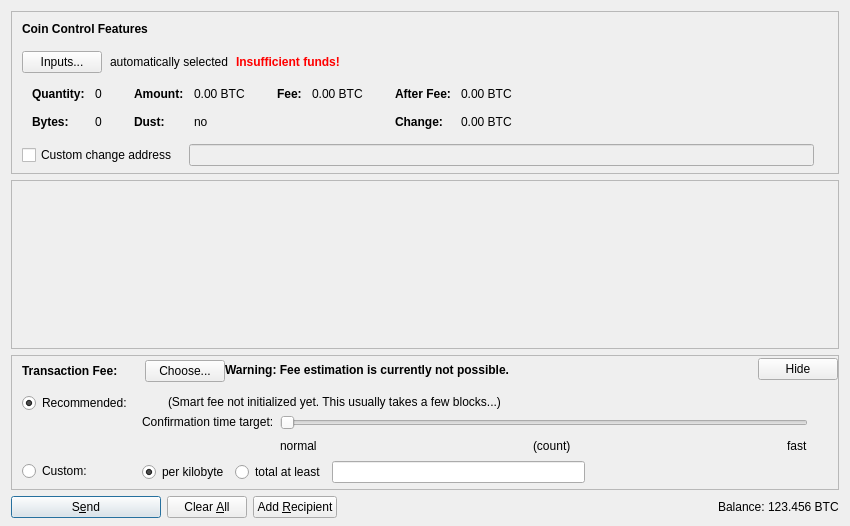
The window that src/qt/forms/sendcoinsdialog.ui (VadiqueMe/dogecoin) describes before a commit, drawn with Qt 5.
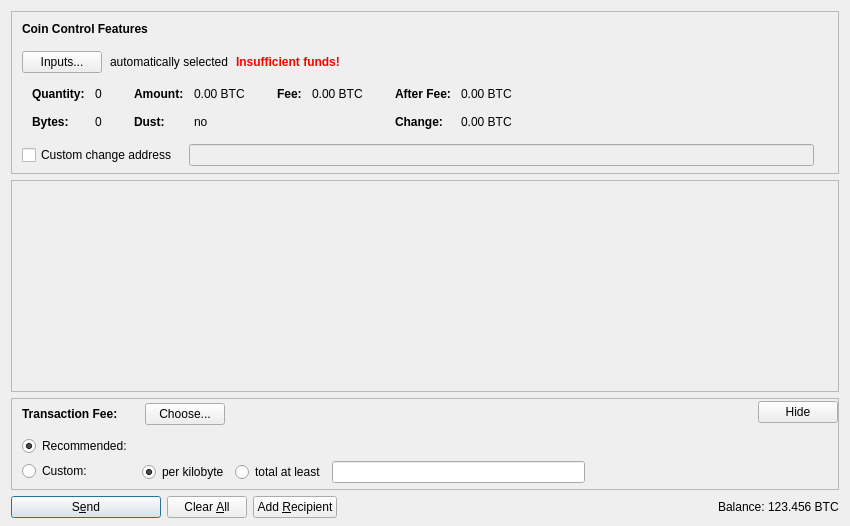
The same window after the commit. Icons and pictures are not drawn. Custom widgets are drawn as their Qt base class.

```diff
--- a/src/qt/forms/sendcoinsdialog.ui
+++ b/src/qt/forms/sendcoinsdialog.ui
@@ -759,25 +759,6 @@
             </item>
            </layout>
           </item>
-          <item>
-           <widget class="QLabel" name="fallbackFeeWarningLabel">
-            <property name="toolTip">
-             <string>Using the fallbackfee can result in sending a transaction that will take several hours or days (or never) to confirm. Consider choosing your fee manually or wait until your have validated the complete chain.</string>
-            </property>
-            <property name="font">
-            <font>
-                <weight>75</weight>
-                <bold>true</bold>
-            </font>
-            </property>
-            <property name="text">
-             <string>Warning: Fee estimation is currently not possible.</string>
-            </property>
-            <property name="wordWrap">
-             <bool>false</bool>
-            </property>
-           </widget>
-          </item>
           <item>
            <spacer name="horizontalSpacer_4">
             <property name="orientation">
@@ -988,23 +969,6 @@
                    </property>
                   </widget>
                  </item>
-                 <item>
-                  <widget class="QLabel" name="labelFeeEstimation">
-                   <property name="text">
-                    <string/>
-                   </property>
-                  </widget>
-                 </item>
-                 <item>
-                  <widget class="QLabel" name="labelSmartFee2">
-                   <property name="text">
-                    <string>(Smart fee not initialized yet. This usually takes a few blocks...)</string>
-                   </property>
-                   <property name="margin">
-                    <number>2</number>
-                   </property>
-                  </widget>
-                 </item>
                  <item>
                   <spacer name="horizontalSpacer_5">
                    <property name="orientation">
@@ -1020,136 +984,6 @@
                  </item>
                 </layout>
                </item>
-               <item>
-                <layout class="QHBoxLayout" name="horizontalLayoutFee9">
-                 <item>
-                  <layout class="QVBoxLayout" name="verticalLayoutFee6">
-                   <item>
-                    <widget class="QLabel" name="labelSmartFee3">
-                     <property name="text">
-                      <string>Confirmation time target:</string>
-                     </property>
-                     <property name="margin">
-                      <number>2</number>
-                     </property>
-                    </widget>
-                   </item>
-                   <item>
-                    <spacer name="verticalSpacer_3">
-                     <property name="orientation">
-                      <enum>Qt::Vertical</enum>
-                     </property>
-                     <property name="sizeHint" stdset="0">
-                      <size>
-                       <width>1</width>
-                       <height>1</height>
-                      </size>
-                     </property>
-                    </spacer>
-                   </item>
-                  </layout>
-                 </item>
-                 <item>
-                  <layout class="QVBoxLayout" name="verticalLayoutFee5">
-                   <property name="rightMargin">
-                    <number>30</number>
-                   </property>
-                   <item>
-                    <widget class="QSlider" name="sliderSmartFee">
-                     <property name="minimum">
-                      <number>0</number>
-                     </property>
-                     <property name="maximum">
-                      <number>23</number>
-                     </property>
-                     <property name="pageStep">
-                      <number>1</number>
-                     </property>
-                     <property name="value">
-                      <number>0</number>
-                     </property>
-                     <property name="orientation">
-                      <enum>Qt::Horizontal</enum>
-                     </property>
-                     <property name="invertedAppearance">
-                      <bool>false</bool>
-                     </property>
-                     <property name="invertedControls">
-                      <bool>false</bool>
-                     </property>
-                     <property name="tickPosition">
-                      <enum>QSlider::NoTicks</enum>
-                     </property>
-                    </widget>
-                   </item>
-                   <item>
-                    <layout class="QHBoxLayout" name="horizontalLayoutFee10">
-                     <item>
-                      <widget class="QLabel" name="labelSmartFeeNormal">
-                       <property name="text">
-                        <string>normal</string>
-                       </property>
-                      </widget>
-                     </item>
-                     <item>
-                      <spacer name="horizontalSpacer_7">
-                       <property name="orientation">
-                        <enum>Qt::Horizontal</enum>
-                       </property>
-                       <property name="sizeHint" stdset="0">
-                        <size>
-                         <width>40</width>
-                         <height>20</height>
-                        </size>
-                       </property>
-                      </spacer>
-                     </item>
-                     <item>
-                      <widget class="QLabel" name="confirmationTargetLabel">
-                       <property name="text">
-                        <string notr="true">(count)</string>
-                       </property>
-                      </widget>
-                     </item>
-                     <item>
-                      <spacer name="horizontalSpacer_3">
-                       <property name="orientation">
-                        <enum>Qt::Horizontal</enum>
-                       </property>
-                       <property name="sizeHint" stdset="0">
-                        <size>
-                         <width>40</width>
-                         <height>20</height>
-                        </size>
-                       </property>
-                      </spacer>
-                     </item>
-                     <item>
-                      <widget class="QLabel" name="labelSmartFeeFast">
-                       <property name="text">
-                        <string>fast</string>
-                       </property>
-                      </widget>
-                     </item>
-                    </layout>
-                   </item>
-                  </layout>
-                 </item>
-                </layout>
-               </item>
-               <item>
-                <spacer name="verticalSpacer_4">
-                 <property name="orientation">
-                  <enum>Qt::Vertical</enum>
-                 </property>
-                 <property name="sizeHint" stdset="0">
-                  <size>
-                   <width>1</width>
-                   <height>1</height>
-                  </size>
-                 </property>
-                </spacer>
-               </item>
               </layout>
              </item>
             </layout>
```
Left out of the diff: 2 changed lines with no effect on the pictures.
